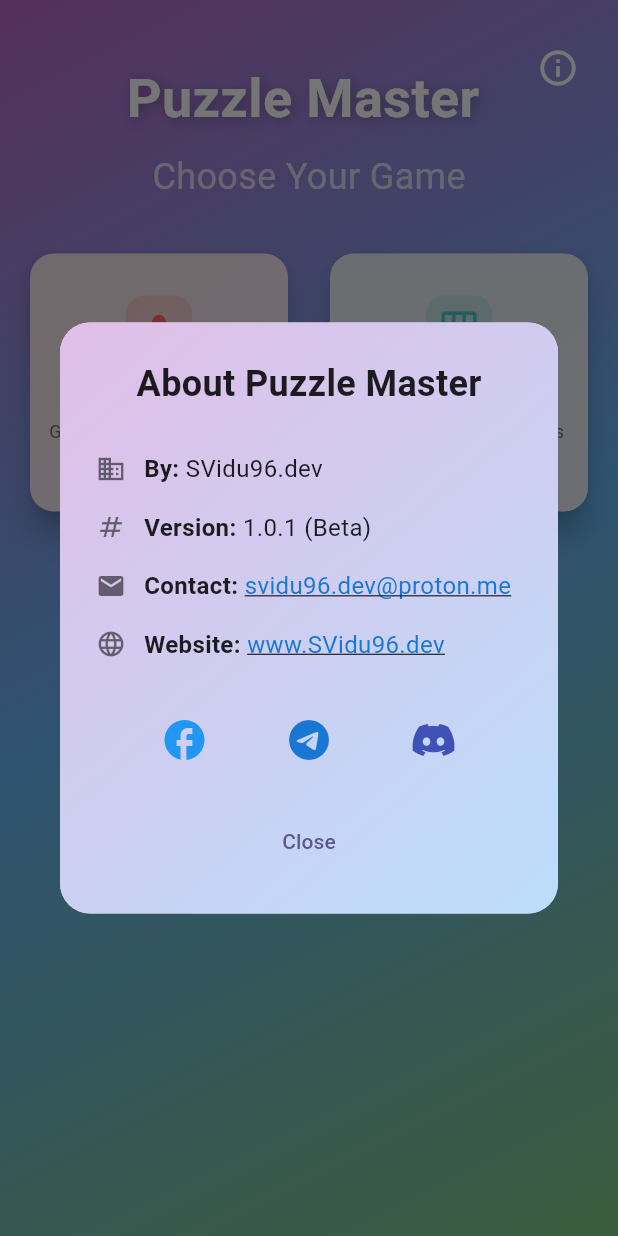
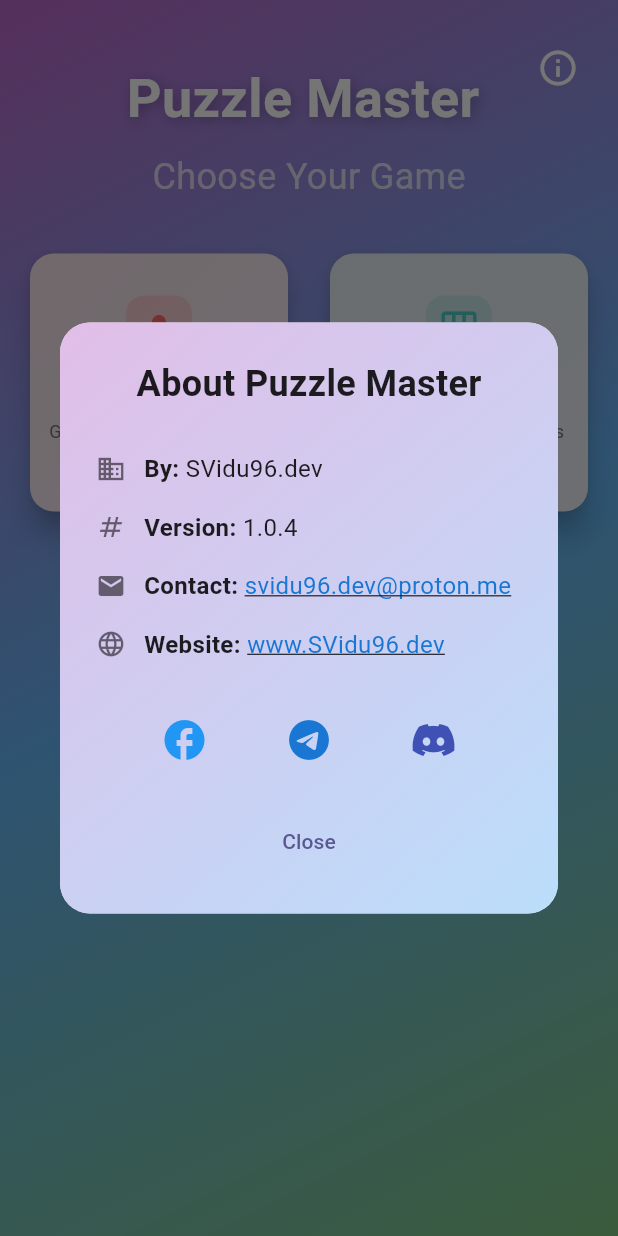
Before and after one commit to SVidu96/puzzle_master, a Flutter app: the screen it shows after launch, after a tap on the "info outline" icon, on a phone screen of 412 x 824 dp. Run offline on Flutter 3.47's test engine with Material 3 defaults, Android fonts, the light colour scheme and no system bars; Roboto replaces fonts that are missing (Poppins).

Commit message:
v1.0.4 live release

```diff
--- a/lib/widgets/about_dialog.dart
+++ b/lib/widgets/about_dialog.dart
@@ -86,7 +86,7 @@ class AppAboutDialog extends StatelessWidget {
             ),
             const SizedBox(height: 20),
             _buildInfoRow(Icons.business, 'By', 'SVidu96.dev'),
-            _buildInfoRow(Icons.numbers, 'Version', '1.0.1 (Beta)'),
+            _buildInfoRow(Icons.numbers, 'Version', '1.0.4'),
             _buildInfoRow(
               Icons.email,
               'Contact',
@@ -99,7 +99,7 @@ class AppAboutDialog extends StatelessWidget {
               'Website',
               'www.SVidu96.dev',
               isLink: true,
-              onTap: () => _launchUrl('https://www.SVidu96.dev'),
+              onTap: () => _launchUrl('https://www.SVidu96dev.vercel.app'),
             ),
             const SizedBox(height: 20),
             Row(
--- a/pubspec.yaml
+++ b/pubspec.yaml
@@ -16,7 +16,7 @@ publish_to: 'none' # Remove this line if you wish to publish to pub.dev
 # https://developer.apple.com/library/archive/documentation/General/Reference/InfoPlistKeyReference/Articles/CoreFoundationKeys.html
 # In Windows, build-name is used as the major, minor, and patch parts
 # of the product and file versions while build-number is used as the build suffix.
-version: 1.0.0+2
+version: 1.0.4+4
 
 environment:
   sdk: ^3.7.2
```
Also changed, not shown: pubspec.lock, 1 other file.
